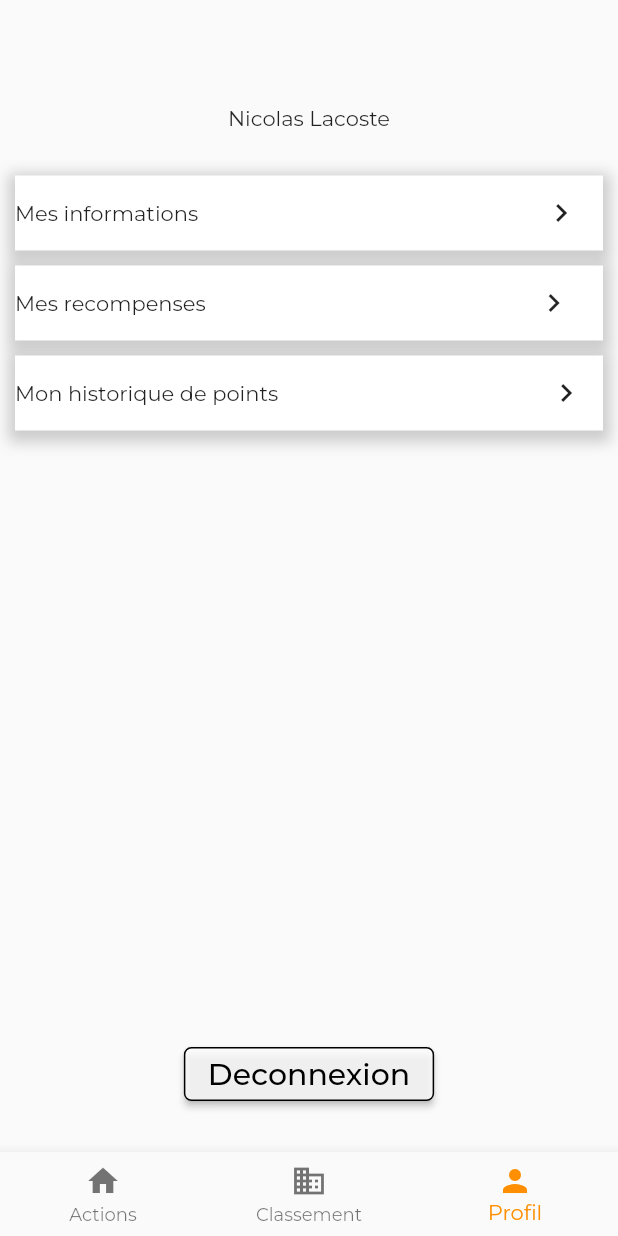
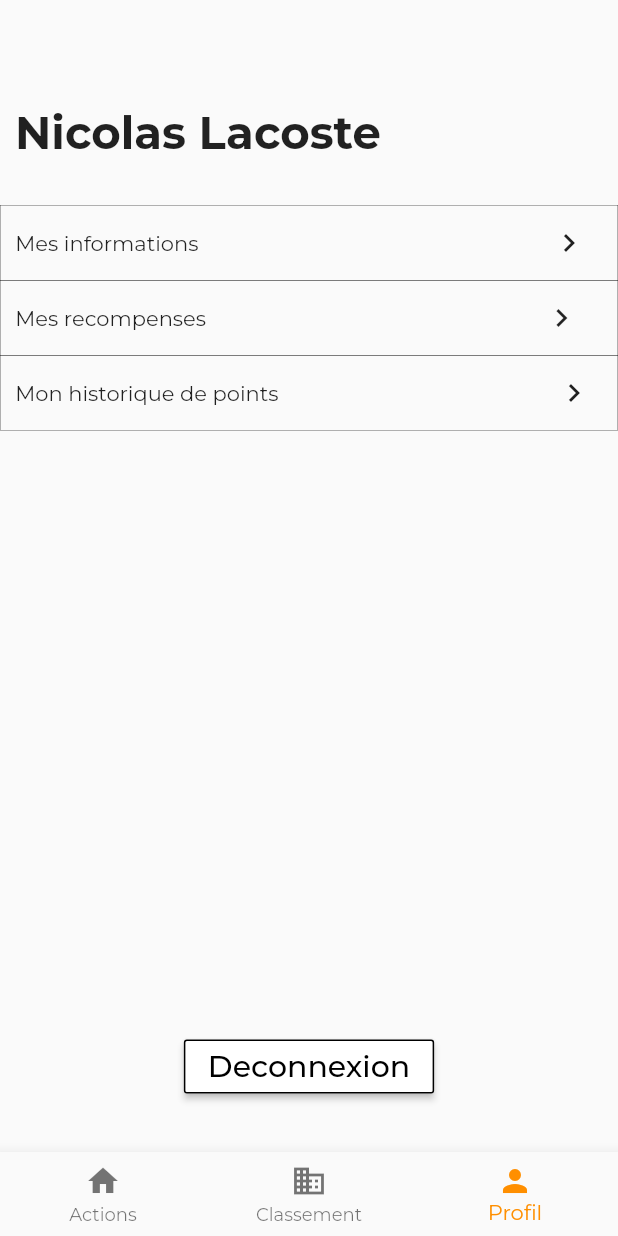
Before and after one commit to EXTIARBONE/extiarbone_flutter, a Flutter app: the screen it shows after launch, item 3 of the bottom bar chosen, on a phone screen of 412 x 824 dp. Run offline on Flutter 3.47's test engine with Material 2 defaults, Android fonts, the phone set to English and light mode, and no system bars; our stand-ins replace google_fonts; project files that could hold a hidden picture were left out.

Commit message:
amelioration profile

```diff
--- a/lib/pages/actions.dart
+++ b/lib/pages/actions.dart
@@ -91,12 +91,18 @@ class _EventState extends State<Event> {
           const SizedBox(
             height: 20,
           ),
+          Row(
+            children: [
+              SizedBox(width: 30,),
               Text(
                 "Actions Quotidiennes :",
                 style: GoogleFonts.montserrat(
                   fontSize: 20,
                   fontWeight: FontWeight.bold
                 ),
+              ),
+              SizedBox()
+            ],
           ),
           const SizedBox(height: 20),
           Expanded(
--- a/lib/pages/profil.dart
+++ b/lib/pages/profil.dart
@@ -16,15 +16,25 @@ class _ProfilState extends State<Profil> {
     return Scaffold(
       body: Column(
         children: [
-        SizedBox(height: 70),
+          const SizedBox(height: 70),
+          Row(
+            children: [
+              SizedBox(width: 10,),
               Container(
-          child: Text("Nicolas Lacoste"),
+                child:  Text("Nicolas Lacoste",
+                style: GoogleFonts.montserrat(
+                    fontSize: 30,
+                    fontWeight: FontWeight.bold,
                   ),
-        SizedBox(
+                ),
+              ),
+            ],
+          ),
+          const SizedBox(
             height: 20,
           ),
           Padding(
-          padding: const EdgeInsets.fromLTRB(10, 10, 10, 5),
+            padding: const EdgeInsets.fromLTRB(0, 10, 0, 0),
             child: GestureDetector(
                 onTap: () {
                   // code à exécuter lorsque le conteneur est cliqué
@@ -34,27 +44,23 @@ class _ProfilState extends State<Profil> {
                   width: 500,
                   height: 50,
                   decoration: BoxDecoration(
-                  color: Colors.white,
-                  boxShadow: [
-                    BoxShadow(
-                      color: Colors.grey.withOpacity(0.5),
-                      spreadRadius: 5,
-                      blurRadius: 7,
-                      offset: Offset(0, 3),
+                    border: Border.all(
+                      color: Colors.black,
+                      width: 0.2,
                     ),
-                  ],
                   ),
                   child: Row(
-                  children: [
+                    children: const [
+                      SizedBox(width: 10),
                       Text("Mes informations"),
-                    SizedBox(width: 230),
+                      SizedBox(width: 235),
                       Icon(Icons.keyboard_arrow_right),
                     ],
                   ),
                 )),
           ),
           Padding(
-          padding: const EdgeInsets.fromLTRB(10, 5, 10, 5),
+            padding: const EdgeInsets.fromLTRB(0, 0, 0, 0),
             child: GestureDetector(
                 onTap: () {
                   // code à exécuter lorsque le conteneur est cliqué
@@ -64,27 +70,23 @@ class _ProfilState extends State<Profil> {
                   width: 500,
                   height: 50,
                   decoration: BoxDecoration(
-                  color: Colors.white,
-                  boxShadow: [
-                    BoxShadow(
-                      color: Colors.grey.withOpacity(0.5),
-                      spreadRadius: 5,
-                      blurRadius: 7,
-                      offset: Offset(0, 3),
+                    border: Border.all(
+                      color: Colors.black,
+                      width: 0.2,
                     ),
-                  ],
                   ),
                   child: Row(
-                  children: [
+                    children: const [
+                      SizedBox(width: 10),
                       Text("Mes recompenses"),
-                    SizedBox(width: 220),
+                      SizedBox(width: 225),
                       Icon(Icons.keyboard_arrow_right),
                     ],
                   ),
                 )),
           ),
           Padding(
-            padding: const EdgeInsets.fromLTRB(10, 5, 10, 5),
+              padding: const EdgeInsets.fromLTRB(0, 0, 0, 0),
               child: GestureDetector(
                   onTap: () {
                     // code à exécuter lorsque le conteneur est cliqué
@@ -94,57 +96,50 @@ class _ProfilState extends State<Profil> {
                     width: 500,
                     height: 50,
                     decoration: BoxDecoration(
-                  color: Colors.white,
-                  boxShadow: [
-                    BoxShadow(
-                      color: Colors.grey.withOpacity(0.5),
-                      spreadRadius: 5,
-                      blurRadius: 7,
-                      offset: Offset(0, 3),
+                      border: Border.all(
+                        color: Colors.black,
+                        width: 0.2,
                       ),
-                  ],
                     ),
                     child: Row(
-                  children: [
+                      children: const [
+                         SizedBox(width: 10),
                          Text("Mon historique de points"),
-                    SizedBox(width: 180),
+                         SizedBox(width: 185),
                          Icon(Icons.keyboard_arrow_right),
                       ],
                     ),
+                  ))),
+          const SizedBox(
+            height: 400,
           ),
-            )),
-            SizedBox(height: 400,),
           ElevatedButton(
             onPressed: () {
               // code à exécuter lorsque le bouton est cliqué
             },
             style: ButtonStyle(
               backgroundColor: MaterialStateProperty.all<Color>(
-              Color.fromARGB(200, 255, 255, 255),
-
+                Color.fromARGB(255, 255, 255, 255),
               ),
               shape: MaterialStateProperty.all<RoundedRectangleBorder>(
                 RoundedRectangleBorder(
-                borderRadius: BorderRadius.circular(5.0),
-                side: BorderSide(color: Colors.black),
+                  borderRadius: BorderRadius.circular(2.0),
+                  side: const BorderSide(color: Colors.black),
                 ),
               ),
             ),
-
             child: Column(
               children: [
-
-              Text("Deconnexion",
-              style: GoogleFonts.montserrat(
-                  fontSize: 20,
-                  color: Colors.black
-
-                ),
+                Text(
+                  "Deconnexion",
+                  style:
+                      GoogleFonts.montserrat(fontSize: 20, color: Colors.black),
                 ),
               ],
             ),
           )
         ],
-    ));
+      ),
+    );
   }
 }
```
Lines whose indentation alone changed are shown as unchanged.
